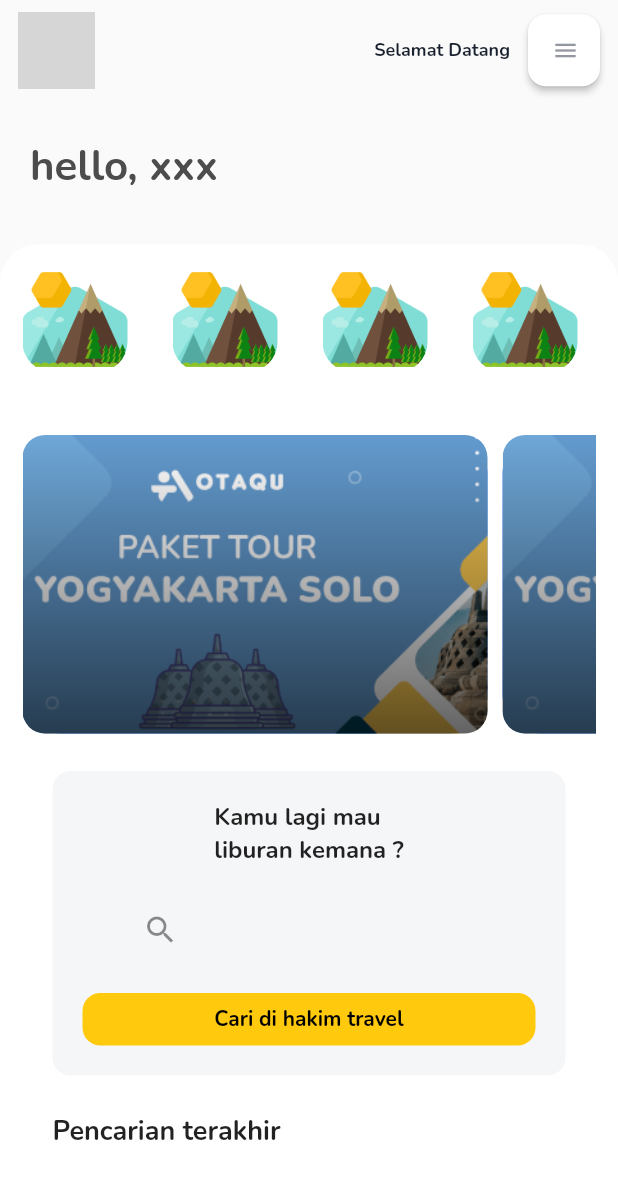
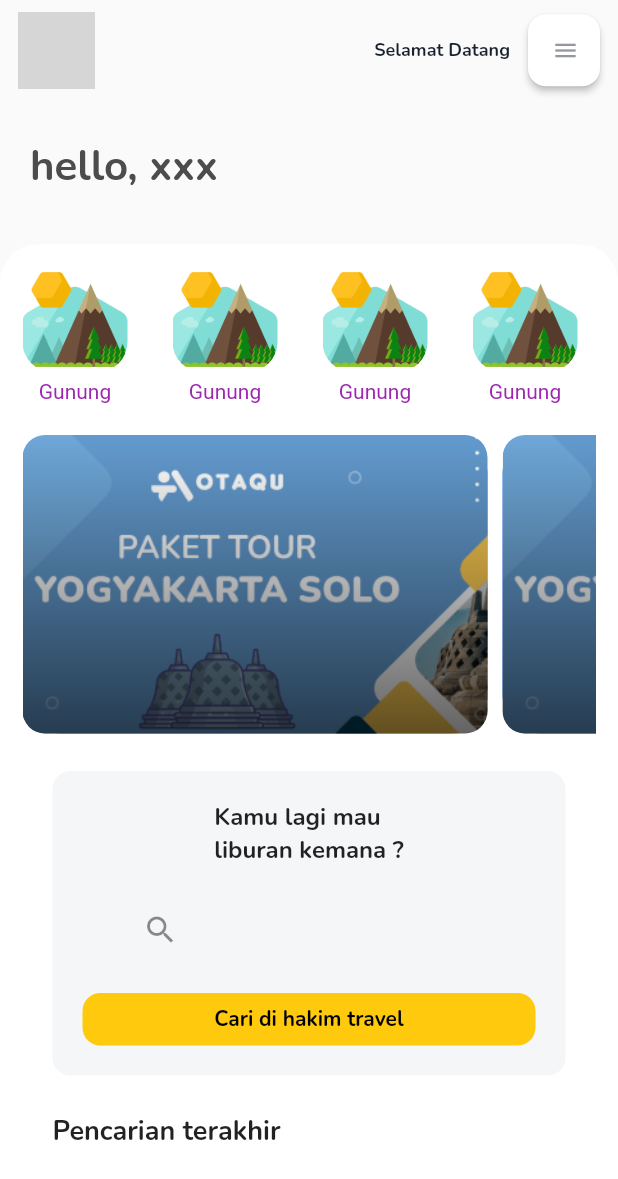
Before and after one commit to soloplayerID/hakim_tavel, a Flutter app: the HomeScreen screen opened by its route, on a phone screen of 412 x 824 dp. Shown: the top 1179 px of the screen. Run offline on Flutter 3.47's test engine with Material 2 defaults, Android fonts, the phone set to English and light mode, and no system bars; our stand-ins replace cloud_firestore, firebase_core, fluttertoast, get_storage, google_fonts, lottie and 1 more; accounts and stored records are empty; network calls fail; Roboto replaces fonts that are missing (SFProDisplay); grey boxes are pictures that could not be loaded.

Commit message:
checkpoint minggu

```diff
--- a/lib/screen/home_screen.dart
+++ b/lib/screen/home_screen.dart
@@ -142,10 +142,12 @@ class _HomeScreenState extends State<HomeScreen> {
                           scrollDirection: Axis.horizontal,
                           itemCount: 4,
                           itemBuilder: (context, index) {
-                            return Column(
+                            return Container(
+                              margin: const EdgeInsets.only(right: 30),
+                              child: Column(
                                 children: [
                                   Container(
-                                  margin: const EdgeInsets.only(right: 30),
+                                    // margin: const EdgeInsets.only(right: 30),
                                     width: 70,
                                     height: 70,
                                     decoration: BoxDecoration(
@@ -157,8 +159,15 @@ class _HomeScreenState extends State<HomeScreen> {
                                       )
                                     ),
                                   ),
+                                  const SizedBox(
+                                    height: 5,
+                                  ),
+                                  Container(
+                                    child: const Text('Gunung', style: TextStyle(color: Colors.purple)),
+                                  )
 
                                 ],
+                              ),
                             );
                         },),
                       ),
```
Also changed, not shown: 3 other files. Lines whose indentation alone changed are shown as unchanged.
